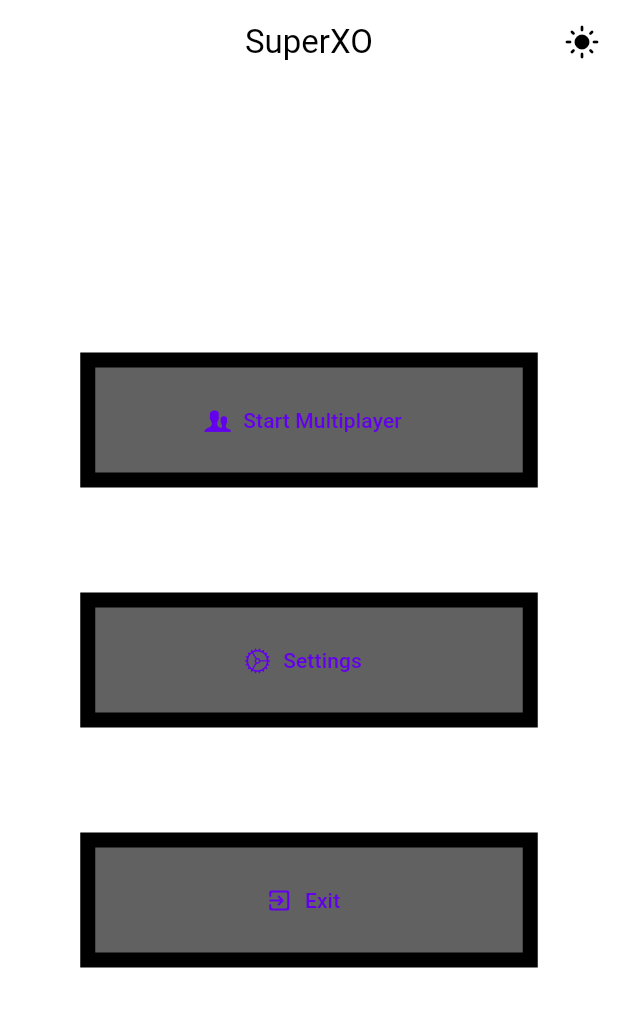
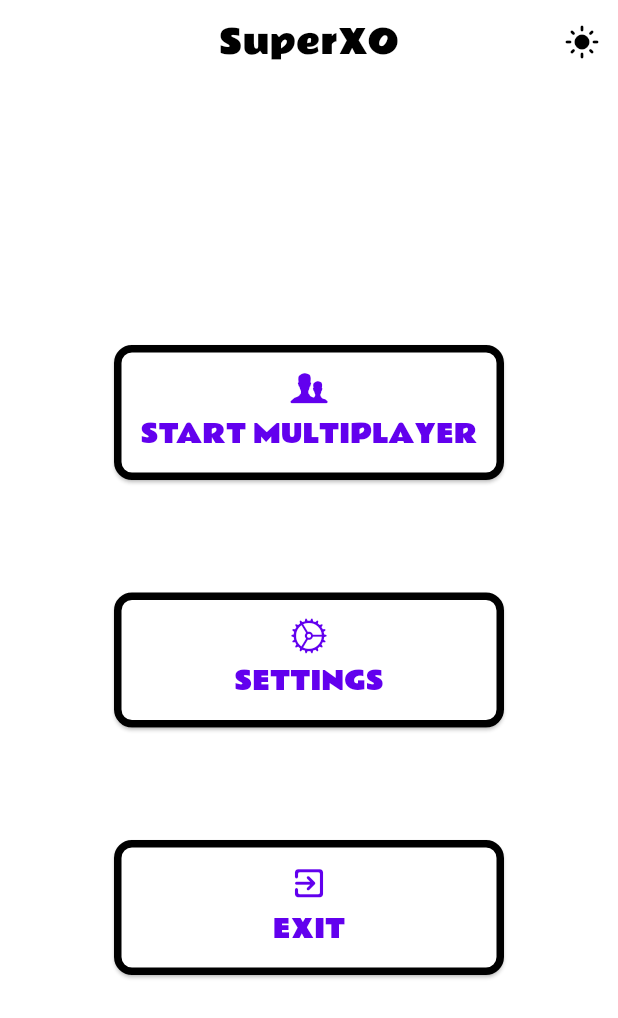
Before and after one commit to Bit-Blazer/SuperXO, a Flutter app: the screen it shows after launch, after a tap on the "dark mode" icon, on a phone screen of 412 x 824 dp. Shown: the top 1018 px of the screen. Run offline on Flutter 3.47's test engine with Material 3 defaults, Android fonts, the phone set to English and light mode, and no system bars; our stand-ins replace confetti.

Commit message:
Fixed Reset Button after win, added Custom button and changed font

```diff
--- /dev/null
+++ b/lib/components/rounded_button.dart
@@ -0,0 +1,52 @@
+import 'package:flutter/material.dart';
+
+class CustomRoundedButton extends StatelessWidget {
+  final IconData icon;
+  final String label;
+  final VoidCallback onPressed;
+
+  const CustomRoundedButton({
+    super.key,
+    required this.icon,
+    required this.label,
+    required this.onPressed,
+  });
+
+  @override
+  Widget build(BuildContext context) {
+    return ElevatedButton(
+      onPressed: onPressed,
+      style: ElevatedButton.styleFrom(
+        minimumSize: const Size(260, 30),
+        padding: const EdgeInsets.all(16),
+        shape: RoundedRectangleBorder(
+          borderRadius: BorderRadius.circular(12),
+          side: const BorderSide(
+            width: 5,
+          ),
+        ),
+        textStyle: const TextStyle(
+          fontSize: 17,
+          fontFamily: 'Rammetto One',
+        ),
+        //backgroundColor: Theme.of(context).buttonColor,
+      ),
+      child: Column(
+        mainAxisAlignment: MainAxisAlignment.center,
+        children: [
+          Icon(
+            icon,
+            size: 25,
+          ),
+          const SizedBox(
+            height: 4,
+          ),
+          Text(
+            label.toUpperCase(),
+            textAlign: TextAlign.center,
+          ),
+        ],
+      ),
+    );
+  }
+}
--- a/lib/main.dart
+++ b/lib/main.dart
@@ -1,9 +1,17 @@
 import 'package:flutter/material.dart';
+import 'package:flutter/services.dart';
 import 'package:provider/provider.dart';
+import 'package:superxo/theme/theme_provider.dart';
 import 'package:superxo/pages/home_page.dart';
-import 'package:superxo/theme/theme_provider.dart';
 
-void main() {
+void main() async {
+  WidgetsFlutterBinding.ensureInitialized();
+  SystemChrome.setPreferredOrientations(
+    [
+      DeviceOrientation.portraitUp,
+      DeviceOrientation.portraitDown,
+    ],
+  );
   runApp(
     ChangeNotifierProvider(
       create: (context) => ThemeProvider(),
--- a/lib/pages/home_page.dart
+++ b/lib/pages/home_page.dart
@@ -1,12 +1,13 @@
+import 'package:flutter/material.dart';
+import 'package:provider/provider.dart';
+import 'package:flutter/services.dart';
 import 'package:flutter/cupertino.dart';
-import 'package:flutter/material.dart';
-import 'package:flutter/services.dart';
-import 'package:provider/provider.dart';
-import 'package:superxo/pages/settings_page.dart';
-import 'package:superxo/pages/tictactoe_page.dart';
-import 'package:superxo/pages/tictactoe_provider.dart';
-import 'package:superxo/theme/theme.dart';
-import 'package:superxo/theme/theme_provider.dart';
+import '../theme/theme.dart';
+import '../theme/theme_provider.dart';
+import 'tictactoe_page.dart';
+import 'tictactoe_provider.dart';
+import 'settings_page.dart';
+import '../components/rounded_button.dart';
 
 class StartScreen extends StatelessWidget {
   const StartScreen({super.key});
@@ -15,7 +16,12 @@
   Widget build(BuildContext context) {
     return Scaffold(
       appBar: AppBar(
-        title: const Text('SuperXO'),
+        title: const Text(
+          'SuperXO',
+          style: TextStyle(
+            fontFamily: 'Rammetto One',
+          ),
+        ),
         centerTitle: true,
         actions: [
           IconButton(
@@ -34,14 +40,8 @@
         child: Column(
           mainAxisAlignment: MainAxisAlignment.center,
           children: [
-            OutlinedButton.icon(
-              style: OutlinedButton.styleFrom(
-                backgroundColor: Colors.grey[700],
-                side: const BorderSide(width: 5),
-                shape: const BeveledRectangleBorder(),
-                fixedSize: const Size(300, 85),
-              ),
-              icon: const Icon(CupertinoIcons.person_2_alt),
+            CustomRoundedButton(
+              icon: CupertinoIcons.person_2_alt,
               onPressed: () {
                 Navigator.push(
                   context,
@@ -53,42 +53,30 @@
                   ),
                 );
               },
-              label: const Text('Start Multiplayer'),
+              label: 'Start Multiplayer',
             ),
             const SizedBox(
               height: 75,
             ),
-            OutlinedButton.icon(
-              style: OutlinedButton.styleFrom(
-                backgroundColor: Colors.grey[700],
-                side: const BorderSide(width: 5),
-                shape: const BeveledRectangleBorder(),
-                fixedSize: const Size(300, 85),
-              ),
-              icon: const Icon(CupertinoIcons.settings),
+            CustomRoundedButton(
+              icon: CupertinoIcons.settings,
               onPressed: () {
                 Navigator.push(
                   context,
-                  MaterialPageRoute(builder: (context) => SettingsPage()),
+                  MaterialPageRoute(builder: (context) => const SettingsPage()),
                 );
               },
-              label: const Text('Settings'),
+              label: 'Settings',
             ),
             const SizedBox(
               height: 75,
             ),
-            OutlinedButton.icon(
-              style: OutlinedButton.styleFrom(
-                backgroundColor: Colors.grey[700],
-                side: const BorderSide(width: 5),
-                shape: const BeveledRectangleBorder(),
-                fixedSize: const Size(300, 85),
-              ),
-              icon: const Icon(Icons.exit_to_app_rounded),
+            CustomRoundedButton(
+              icon: Icons.exit_to_app_rounded,
               onPressed: () {
                 SystemChannels.platform.invokeMapMethod('SystemNavigator.pop');
               },
-              label: const Text('Exit'),
+              label: 'Exit',
             ),
           ],
         ),
```
Also changed, not shown: lib/pages/tictactoe_page.dart (+26 -15 lines), lib/pages/tictactoe_provider.dart (+13 -6 lines), pubspec.yaml (+5 -2 lines), assets/fonts/RammettoOneRegular.ttf (added), 1 other file.
